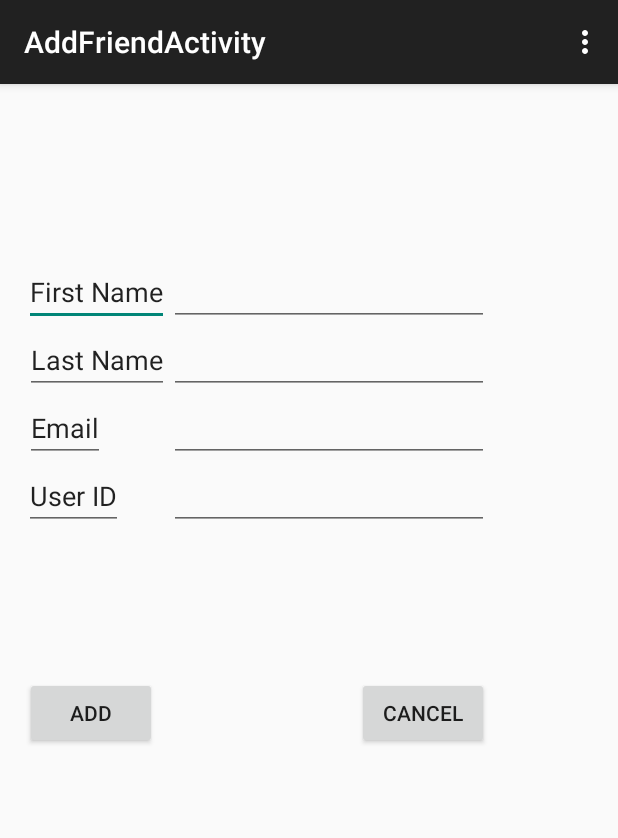
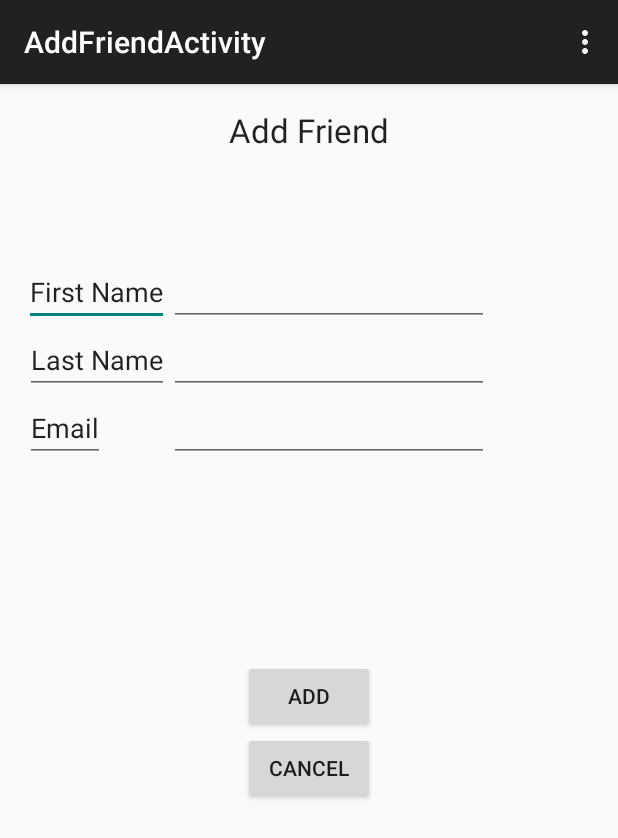
Before and after one commit to wkcirred/Marvelous-Boomerang-Moose, an Android app: the AddFriendActivity screen opened directly, with no data from a screen before it, on a phone screen of 412 x 824 dp. Shown: the top 838 px of the screen. Run offline under Robolectric (Android 15) with nearby library versions, the phone set to English and light mode, and no system bars.

Commit message:
Add Friend

```diff
--- a/M5/ShoppingWithFriends/app/src/main/res/layout/activity_add_friend.xml
+++ b/M5/ShoppingWithFriends/app/src/main/res/layout/activity_add_friend.xml
@@ -63,38 +63,30 @@
         android:layout_toEndOf="@+id/editText"
         android:editable="true" />
 
-    <EditText
-        android:layout_width="wrap_content"
-        android:layout_height="wrap_content"
-        android:id="@+id/editText7"
-        android:text="User ID"
-        android:layout_below="@+id/editText3"
-        android:layout_alignParentStart="true" />
-
-    <EditText
-        android:layout_width="wrap_content"
-        android:layout_height="wrap_content"
-        android:id="@+id/editText8"
-        android:layout_alignBottom="@+id/editText7"
-        android:layout_alignEnd="@+id/editText4"
-        android:layout_alignStart="@+id/editText4"
-        android:editable="true" />
-
     <Button
         android:layout_width="wrap_content"
         android:layout_height="wrap_content"
         android:text="Add"
         android:id="@+id/addFriendAdd"
-        android:layout_marginTop="98dp"
-        android:layout_below="@+id/editText7"
-        android:layout_alignStart="@+id/editText3" />
+        android:layout_below="@+id/editText4"
+        android:layout_centerHorizontal="true"
+        android:layout_marginTop="132dp" />
 
     <Button
         android:layout_width="wrap_content"
         android:layout_height="wrap_content"
         android:text="Cancel"
         android:id="@+id/addFriendCancel"
-        android:layout_alignTop="@+id/addFriendAdd"
-        android:layout_alignEnd="@+id/editText8"
-        android:onClick="addFriendCancelOnClick" />
+        android:onClick="addFriendCancelOnClick"
+        android:layout_below="@+id/addFriendAdd"
+        android:layout_centerHorizontal="true" />
+
+    <TextView
+        android:layout_width="wrap_content"
+        android:layout_height="wrap_content"
+        android:textAppearance="?android:attr/textAppearanceLarge"
+        android:text="Add Friend"
+        android:id="@+id/textView3"
+        android:layout_alignParentTop="true"
+        android:layout_centerHorizontal="true" />
 </RelativeLayout>
```
